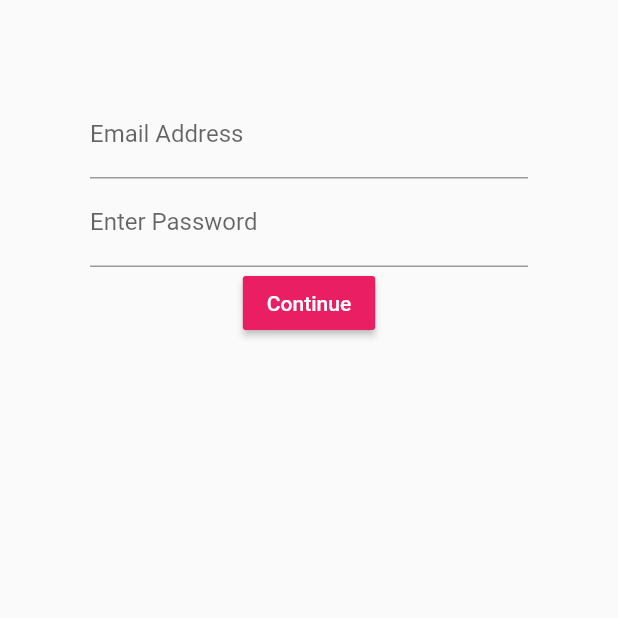
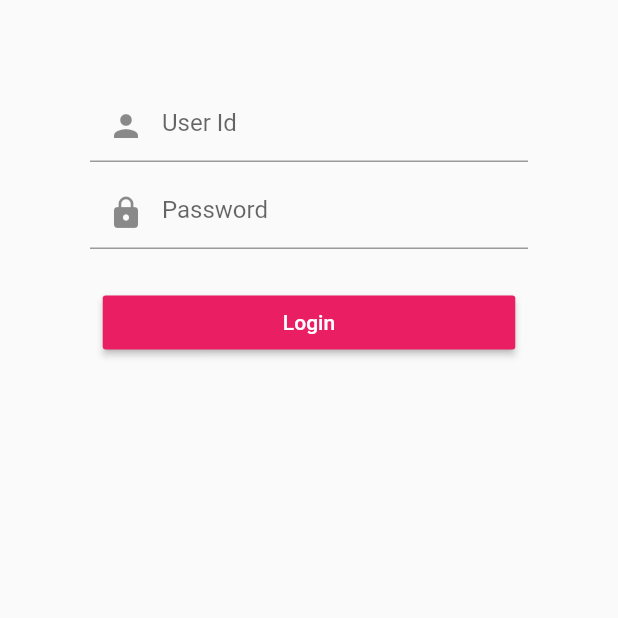
Before and after one commit to khingbmc/flutter_assignment, a Flutter app: the screen it shows after launch, on a phone screen of 412 x 824 dp, the top half of it. Run offline on Flutter 3.47's test engine with Material 2 defaults, Android fonts, the phone set to English and light mode, and no system bars.

Commit message:
custom button and control layout of widget

```diff
--- a/flutter_assignment/lib/src/screen/login_screen.dart
+++ b/flutter_assignment/lib/src/screen/login_screen.dart
@@ -22,7 +22,7 @@ class LoginScreenState extends State<LoginScreen>{
   Widget build(BuildContext context) {
     // TODO: implement build
     return Container(
-      margin: EdgeInsets.all(60.0),
+      margin: EdgeInsets.fromLTRB(60.0, 20.0, 60.0, 10.0),
       child: Center(
         child: Form(
           child: Column(
@@ -38,30 +38,43 @@ class LoginScreenState extends State<LoginScreen>{
     );
   }
   Widget emailField(){
-    return TextFormField(
+    return Container(
+      padding: EdgeInsets.only(top: 40.0),
+      child: TextFormField(
         keyboardType: TextInputType.emailAddress,
         decoration: InputDecoration(
-        labelText: 'Email Address',
-        hintText: 'you@example.com',
+        prefixIcon: Icon(Icons.person),
+        hintText: 'User Id',
+      ),
     ),
     );
   }
   Widget passwordField(){
-    return TextFormField(
+    return Container(
+
+      padding: EdgeInsets.only(top: 10.0),
+      child: TextFormField(
         decoration: InputDecoration(
-        labelText: 'Enter Password',
+        prefixIcon: Icon(Icons.lock),
         hintText: 'Password',
       ),
       obscureText: true,
+    ),
     );
   }
 
   Widget submitBtnField(){
-    return RaisedButton(
+    return Container(
+      padding: EdgeInsets.only(top: 25.0),
+          child: ButtonTheme(
+            minWidth: 275,
+            child: RaisedButton(
               textColor: Colors.white,
-      color: Colors.pink,
-      child: Text('Continue'),
+              color: Colors.pink.shade500,
+              child: Text('Login'),
               onPressed: (){},
+        ),
+          ),
       );
   }
 
```
Lines whose indentation alone changed are shown as unchanged.
